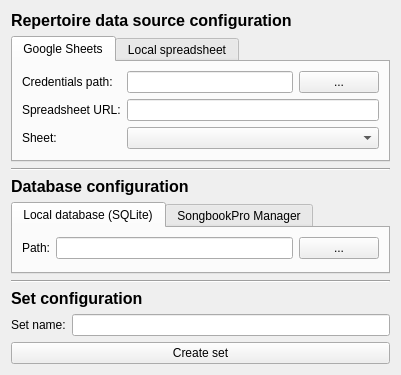
Old version of the form src/ui/set-creator.ui in the repository Veljko121/songbookpro-manager-set-automation.
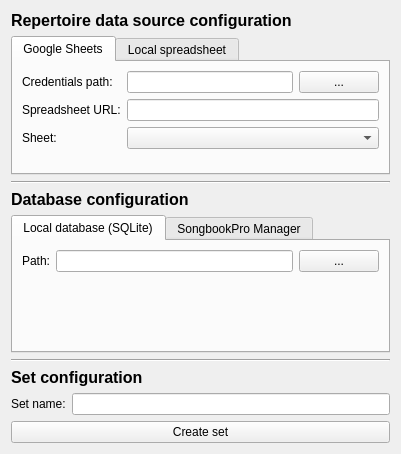
New version of the form.

Patch:
```diff
--- a/src/ui/set-creator.ui
+++ b/src/ui/set-creator.ui
@@ -7,7 +7,7 @@
     <x>0</x>
     <y>0</y>
     <width>401</width>
-    <height>375</height>
+    <height>454</height>
    </rect>
   </property>
   <property name="windowTitle">
```
Left out of the diff: 7 changed lines with no effect on the pictures.
